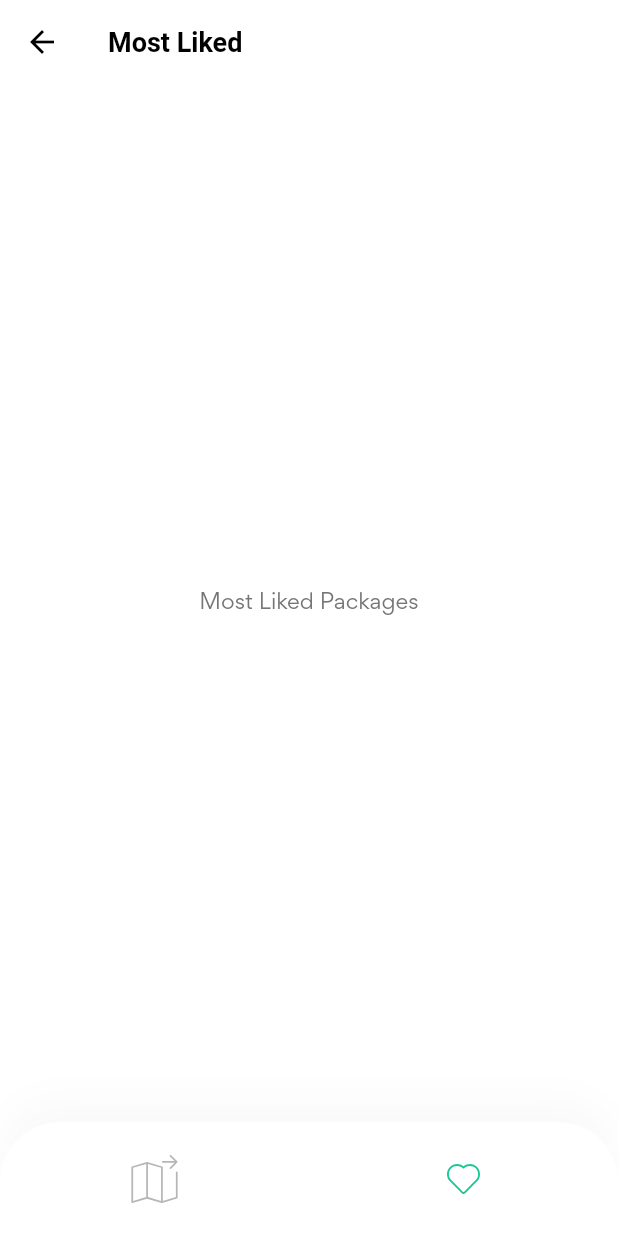
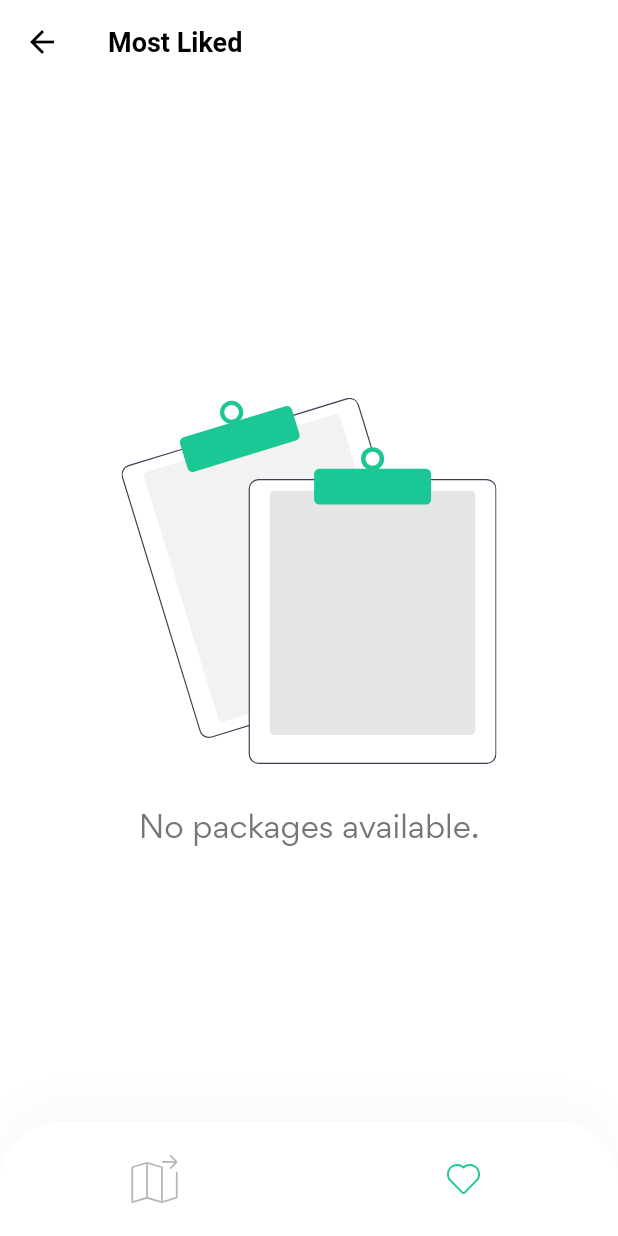
Before and after one commit to izamha/TourAround-1, a Flutter app: the MostLikedScreen screen opened by its route, on a phone screen of 412 x 824 dp. Run offline on Flutter 3.47's test engine with Material 2 defaults, Android fonts, the light colour scheme and no system bars; our stand-ins replace cloud_firestore, date_field, firebase_auth, firebase_core, firebase_storage, flutter_svg and 11 more; missing offline and left inert: flutter_facebook_auth, flutter_google_places, flutter_polyline_points, flutter_stripe, google_api_headers, google_maps_webservice and 1 more; accounts and stored records are empty.

Commit message:
Various changes

```diff
--- a/lib/models/package.dart
+++ b/lib/models/package.dart
@@ -9,6 +9,7 @@ class Package {
   final String? postedBy;
   String? referenceId;
   int? visitors;
+  bool? isLiked;
 
   static int _idCounter = 0;
   static final DateTime _toDay = DateTime.now();
@@ -22,6 +23,7 @@ class Package {
     this.postedBy,
     this.referenceId,
     this.visitors = 1,
+    this.isLiked = false,
   }) {
     _idCounter++;
     packageId = _idCounter;
--- a/lib/screens/place/most_liked_screen.dart
+++ b/lib/screens/place/most_liked_screen.dart
@@ -1,9 +1,18 @@
+import 'package:cloud_firestore/cloud_firestore.dart';
 import 'package:flutter/material.dart';
+import 'package:flutter_svg/svg.dart';
+import 'package:tour_around/screens/place/packages/details/package_detail.dart';
 import 'package:tour_around/screens/place/packages/packages_screen.dart';
 
 import '../../components/custom_bottom_navbar.dart';
+import '../../constants/colors.dart';
 import '../../constants/enums.dart';
 import '../../constants/size_config.dart';
+import '../../models/package.dart';
+import '../../repository/package_repository.dart';
+import '../my_places/components/no_data_yet.dart';
+import '../sign_up/utils/auth_methods.dart';
+import 'packages/widgets/package_item.dart';
 
 class MostLikedScreen extends StatefulWidget {
   const MostLikedScreen({super.key});
@@ -15,6 +24,10 @@ class MostLikedScreen extends StatefulWidget {
 }
 
 class _MostLikedScreenState extends State<MostLikedScreen> {
+  final PackageRepository packageRepo = PackageRepository();
+  DocumentSnapshot? snapshot;
+  String userType = "";
+  String userName = "";
   // BotttomNavigation
   final List<Map<String, dynamic>> _menuList = [
     {
@@ -28,6 +41,22 @@ class _MostLikedScreenState extends State<MostLikedScreen> {
       'menuIcon': "assets/icons/heart-icon.svg",
     },
   ];
+
+  void retrieveUserInfo() async {
+    snapshot = await AuthMethods().getUserInfoTwo();
+
+    setState(() {
+      userName = snapshot!['username'];
+      userType = snapshot!['userType'];
+    });
+  }
+
+  @override
+  void initState() {
+    retrieveUserInfo();
+    super.initState();
+  }
+
   @override
   Widget build(BuildContext context) {
     SizeConfig().init(context);
@@ -41,8 +70,59 @@ class _MostLikedScreenState extends State<MostLikedScreen> {
           ),
         ),
       ),
-      body: const Center(
-        child: Text("Most Liked Packages"),
+      body: Center(
+        child: SizedBox(
+          height: SizeConfig.screenHeight,
+          child: StreamBuilder<QuerySnapshot>(
+            stream: packageRepo.getStream(),
+            builder: ((context, snapshot) {
+              if (!snapshot.hasData) {
+                return Center(
+                  child: Column(
+                    crossAxisAlignment: CrossAxisAlignment.center,
+                    mainAxisAlignment: MainAxisAlignment.center,
+                    children: const [
+                      SizedBox(
+                        height: 60,
+                      ),
+                      SizedBox(
+                        height: 25,
+                        width: 25,
+                        child: CircularProgressIndicator(
+                          color: tPrimaryColor,
+                        ),
+                      ),
+                    ],
+                  ),
+                );
+              }
+              if (snapshot.data!.size == 0) {
+                return Center(
+                  child: Column(
+                    mainAxisAlignment: MainAxisAlignment.center,
+                    children: [
+                      const SizedBox(
+                        height: 30,
+                      ),
+                      SvgPicture.asset(
+                        "assets/images/no_data.svg",
+                        width: 250,
+                      ),
+                      SizedBox(
+                        height: getProportionateScreenHeight(30),
+                      ),
+                      const Text(
+                        "No packages available.",
+                        style: TextStyle(fontSize: 20),
+                      ),
+                    ],
+                  ),
+                );
+              }
+              return _buildList(context, snapshot.data?.docs ?? []);
+            }),
+          ),
+        ),
       ),
       bottomNavigationBar: CustomBottomNavbar(
         selectedMenu: MenuState.mostLiked,
@@ -50,4 +130,59 @@ class _MostLikedScreenState extends State<MostLikedScreen> {
       ),
     );
   }
+
+  Widget _buildList(
+      BuildContext context, List<QueryDocumentSnapshot<Object?>> snapshot) {
+    return ListView(
+      children: snapshot.map((data) => _buildListItem(context, data)).toList(),
+    );
+  }
+
+  Widget _buildListItem(BuildContext context, DocumentSnapshot snapshot) {
+    final package = Package.fromSnapshot(snapshot);
+    return Dismissible(
+      key: UniqueKey(),
+      direction: DismissDirection.startToEnd,
+      background: Container(
+        padding: const EdgeInsets.symmetric(horizontal: 20),
+        decoration: BoxDecoration(
+          color: const Color(0xFFFFE6E6),
+          borderRadius: BorderRadius.circular(15),
+        ),
+        child: Row(
+          children: [
+            // const Spacer(),
+            SvgPicture.asset("assets/icons/trash.svg"),
+          ],
+        ),
+      ),
+      onDismissed: (direction) {
+        setState(() {
+          packageRepo.deletePlace(snapshot.id, context);
+        });
+      },
+      child: package.postedBy == userName
+          ? Padding(
+              padding: const EdgeInsets.all(4.0),
+              child: PackageItem(
+                text: package.packageName,
+                price: package.packagePrice,
+                icon: Icons.place,
+                onPress: () => showPackageItem(package),
+              ),
+            )
+          : const NoDataYet(dataName: "packages"),
+    );
+  }
+
+  showPackageItem(
+    Package package,
+  ) {
+    Navigator.push(
+      context,
+      MaterialPageRoute(
+        builder: (context) => PackageDetails(package: package),
+      ),
+    );
+  }
 }
--- a/lib/screens/place/packages/packages_body.dart
+++ b/lib/screens/place/packages/packages_body.dart
@@ -1,14 +1,11 @@
 import 'package:cloud_firestore/cloud_firestore.dart';
 import 'package:flutter/material.dart';
 import 'package:flutter_svg/svg.dart';
-import 'package:tour_around/components/expandable_card.dart';
 import 'package:tour_around/repository/package_repository.dart';
 import 'package:tour_around/screens/my_places/components/no_data_yet.dart';
 import 'package:tour_around/screens/place/packages/details/package_detail.dart';
 import 'package:tour_around/screens/place/packages/widgets/package_item.dart';
 import 'package:tour_around/screens/sign_up/utils/auth_methods.dart';
-import 'package:tour_around/utils/new_package_methods.dart';
-
 import '../../../constants/colors.dart';
 import '../../../constants/size_config.dart';
 import '../../../models/package.dart';
@@ -136,6 +133,7 @@ class _PackagesBodyState extends State<PackagesBody> {
               padding: const EdgeInsets.all(4.0),
               child: PackageItem(
                 text: package.packageName,
+                price: package.packagePrice,
                 icon: Icons.place,
                 onPress: () => showPackageItem(package),
               ),
```
Also changed, not shown: lib/screens/place/packages/details/package_detail.dart (+9 -13 lines), lib/screens/place/packages/widgets/package_item.dart (+78 -22 lines).
